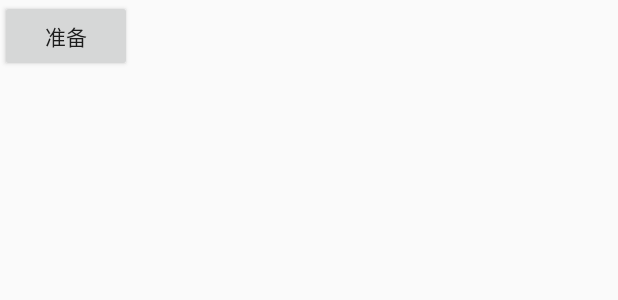
After one commit to hankooxiaozei/lingo-recorder, an Android app: the layout activity_media.xml on its own in the app's theme, with its tools: preview values and no code run, on a phone screen of 412 x 824 dp. The commit adds this screen. Shown: the top 300 px of the screen. Run offline under Robolectric (Android 15) with nearby library versions, the phone set to English and light mode, and no system bars.

Commit message:
新增播放音频

```diff
--- a/demo/src/main/AndroidManifest.xml
+++ b/demo/src/main/AndroidManifest.xml
@@ -58,6 +58,10 @@
             android:screenOrientation="portrait" />
 
         <activity
+            android:name="com.liulishuo.engzo.lingorecorder.demo.customvideoplayer.MediaPlayerActivity"
+            android:screenOrientation="portrait" />
+
+        <activity
             android:name="com.liulishuo.engzo.lingorecorder.demo.customvideoplayer.DetailMoreTypeActivity"
             android:configChanges="orientation|keyboardHidden|screenSize"
             android:screenOrientation="portrait" />
--- /dev/null
+++ b/demo/src/main/res/layout/activity_media.xml
@@ -0,0 +1,11 @@
+<?xml version="1.0" encoding="utf-8"?>
+<LinearLayout xmlns:android="http://schemas.android.com/apk/res/android"
+    android:orientation="vertical" android:layout_width="match_parent"
+    android:layout_height="match_parent">
+    <Button
+        android:id="@+id/btn_prepare"
+        android:text="准备"
+        android:layout_width="wrap_content"
+        android:layout_height="wrap_content" />
+
+</LinearLayout>
```
Also changed, not shown: demo/src/main/java/com/liulishuo/engzo/lingorecorder/demo/MainActivity.java (+11 -0 lines), demo/src/main/java/com/liulishuo/engzo/lingorecorder/demo/audiorecorder/DemoActivity.java (+5 -4 lines), demo/src/main/java/com/liulishuo/engzo/lingorecorder/demo/customvideoplayer/MediaPlayerActivity.java (added, +56 -0 lines), demo/src/main/res/layout/activity_main.xml (+7 -0 lines).
